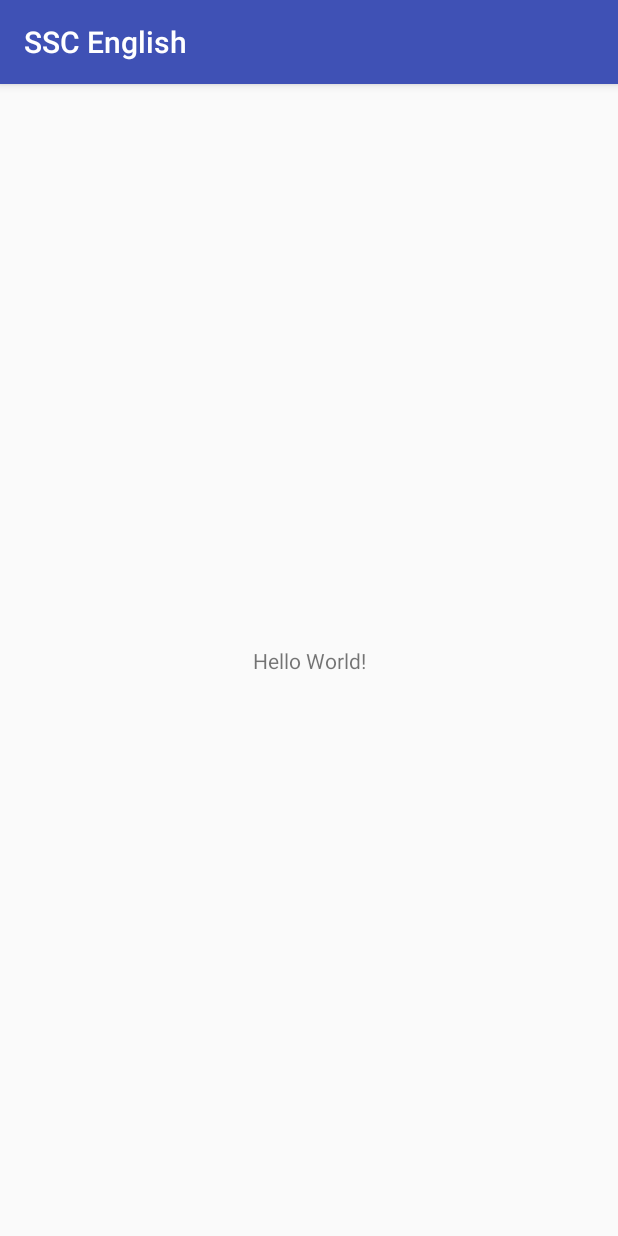
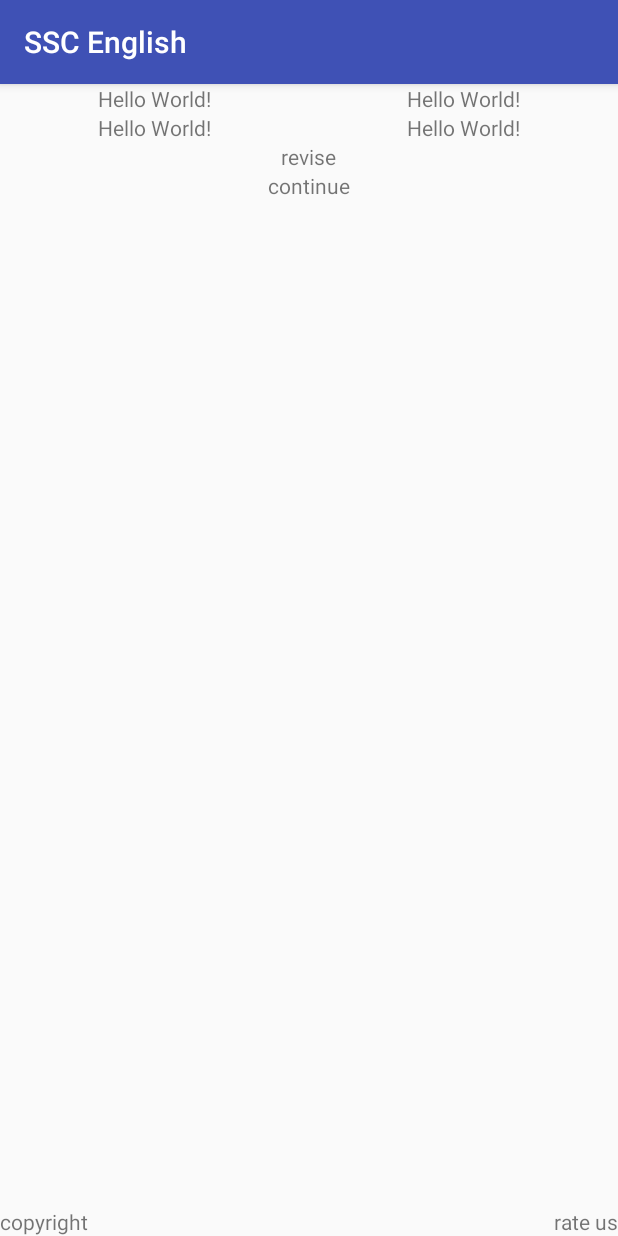
Before and after one commit to rajyotiroshan/SSCEnglishPrep, an Android app: the screen it shows after launch (MainActivity), on a phone screen of 412 x 824 dp. Run offline under Robolectric (Android 15) with nearby library versions, the phone set to English and light mode, and no system bars.

Commit message:
laid out homescreen widget. created new branch

```diff
--- a/app/src/main/res/layout/activity_main.xml
+++ b/app/src/main/res/layout/activity_main.xml
@@ -1,18 +1,78 @@
 <?xml version="1.0" encoding="utf-8"?>
-<android.support.constraint.ConstraintLayout xmlns:android="http://schemas.android.com/apk/res/android"
+<RelativeLayout xmlns:android="http://schemas.android.com/apk/res/android"
     xmlns:app="http://schemas.android.com/apk/res-auto"
     xmlns:tools="http://schemas.android.com/tools"
     android:layout_width="match_parent"
     android:layout_height="match_parent"
     tools:context=".MainActivity">
-
+    <LinearLayout
+        android:layout_width="match_parent"
+        android:layout_height="wrap_content"
+        android:orientation="horizontal"
+        android:id="@+id/first">
     <TextView
+        android:layout_width="0dp"
+        android:layout_weight="1"
+        android:gravity="center"
+        android:layout_height="wrap_content"
+        android:text="Hello World!"
+        />
+        <TextView
+        android:layout_width="0dp"
+            android:layout_weight="1"
+            android:gravity="center"
+        android:layout_height="wrap_content"
+        android:text="Hello World!"
+        />
+    </LinearLayout>
+    <LinearLayout
+        android:id="@+id/second"
+        android:layout_width="match_parent"
+        android:layout_height="wrap_content"
+        android:orientation="horizontal"
+        android:layout_below="@+id/first">
+    <TextView
+        android:layout_width="0dp"
+        android:layout_weight="1"
+        android:gravity="center"
+        android:layout_height="wrap_content"
+        android:text="Hello World!"
+        />
+        <TextView
+        android:layout_width="0dp"
+            android:layout_weight="1"
+            android:gravity="center"
+        android:layout_height="wrap_content"
+        android:text="Hello World!"
+        />
+    </LinearLayout>
+    <TextView
+        android:id="@+id/revise"
         android:layout_width="wrap_content"
         android:layout_height="wrap_content"
-        android:text="Hello World!"
-        app:layout_constraintBottom_toBottomOf="parent"
-        app:layout_constraintLeft_toLeftOf="parent"
-        app:layout_constraintRight_toRightOf="parent"
-        app:layout_constraintTop_toTopOf="parent" />
+        android:text="revise"
+        android:layout_below="@+id/second"
+        android:layout_centerHorizontal="true"/>
+    <TextView
+        android:id="@+id/cont"
+        android:layout_width="wrap_content"
+        android:layout_height="wrap_content"
+        android:text="continue"
+        android:layout_below="@+id/revise"
+        android:layout_centerHorizontal="true"/>
+    <TextView
+        android:id="@+id/copyri8"
+        android:layout_width="wrap_content"
+        android:layout_height="wrap_content"
+        android:text="copyright"
+        android:layout_alignParentBottom="true"/>
+    <TextView
+        android:id="@+id/rate_us"
+        android:layout_width="wrap_content"
+        android:layout_height="wrap_content"
+        android:text="rate us"
+        android:layout_alignParentBottom="true"
+        android:layout_alignParentRight="true"/>
 
-</android.support.constraint.ConstraintLayout>
+
+</RelativeLayout>
```
